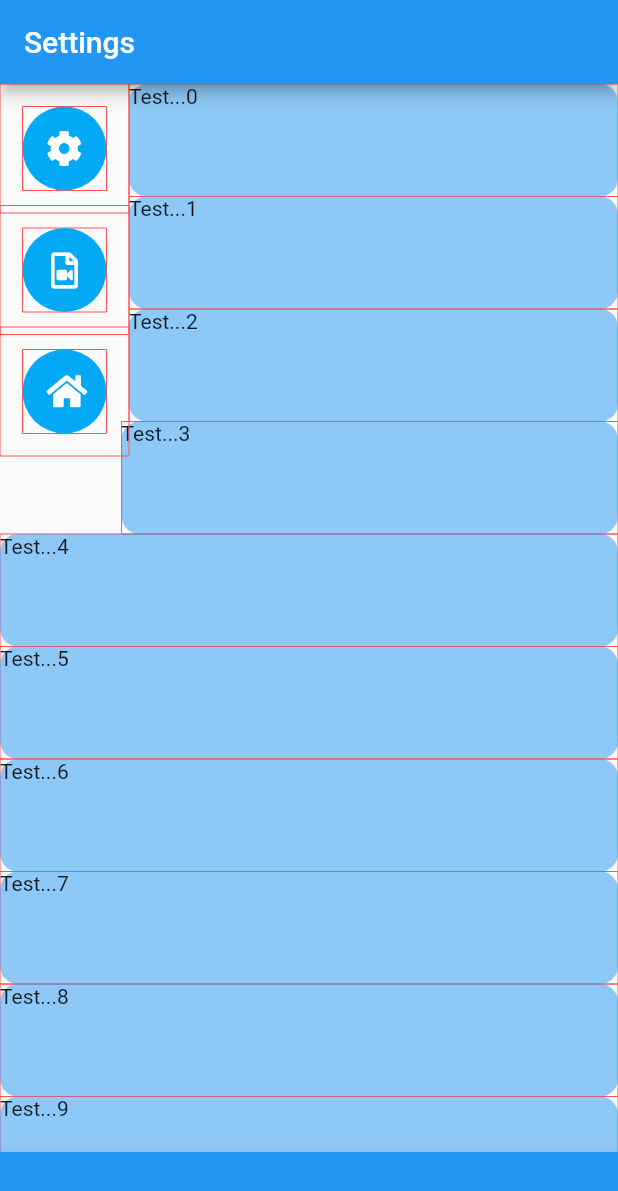
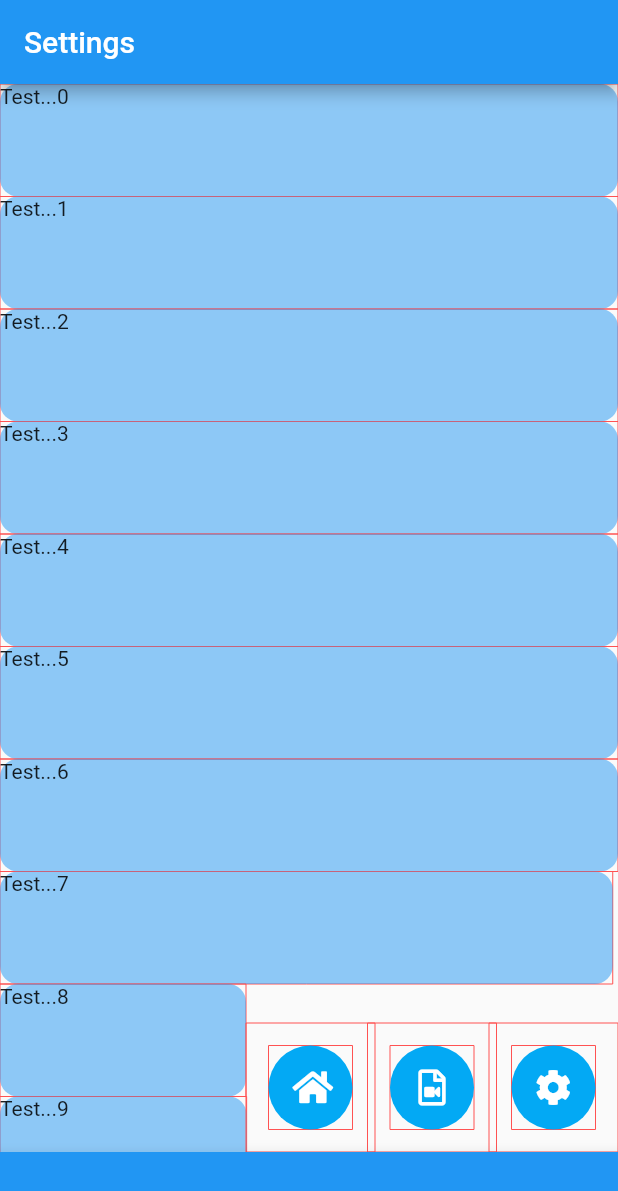
Before and after one commit to BigDeeEss/bu1_kar_kam, a Flutter app: the screen it shows after launch, after a tap on an icon or button, on a phone screen of 412 x 824 dp. Shown: the top 1191 px of the screen. Run offline on Flutter 3.47's test engine with Material 2 defaults, Android fonts, the phone set to English and light mode, and no system bars; our stand-ins replace font_awesome_flutter.

Commit message:
SettingsPageListTile scrolls around ButtonArray for all buttonAlignments and buttonAxis settings in AppSettings.

```diff
--- a/lib/app_settings.dart
+++ b/lib/app_settings.dart
@@ -10,13 +10,13 @@ class AppSettings {
   /// [buttonAlignment] defines the anchor point for button placement
   /// in ButtonArray class.
   // static Alignment buttonAlignment = Alignment.bottomLeft;
-  // static Alignment buttonAlignment = Alignment.bottomRight;
-  static Alignment buttonAlignment = Alignment.topLeft;
+  static Alignment buttonAlignment = Alignment.bottomRight;
+  // static Alignment buttonAlignment = Alignment.topLeft;
   // static Alignment buttonAlignment = Alignment.topRight;
 
   /// [buttonAxis] sets the button axis in ButtonArray.
-  // static Axis buttonAxis = Axis.horizontal;
-  static Axis buttonAxis = Axis.vertical;
+  static Axis buttonAxis = Axis.horizontal;
+  // static Axis buttonAxis = Axis.vertical;
 
   /// [buttonPadding] defines the padding surrounding each button.
   static EdgeInsetsDirectional buttonPadding =
--- a/lib/settings_page_contents.dart
+++ b/lib/settings_page_contents.dart
@@ -63,7 +63,7 @@ class _SettingsPageContentsState extends State<SettingsPageContents> {
     ];
 
     return DataNotifier(
-      key: ValueKey('scrollController'),
+      key: ValueKey('scrollPosition'),
       data: scrollPositionNotifier,
       child: ListView.builder(
         controller: scrollController,
--- a/lib/settings_page_list_tile.dart
+++ b/lib/settings_page_list_tile.dart
@@ -4,6 +4,7 @@ import 'package:flutter/material.dart';
 
 //  Import project-specific files.
 import 'package:kar_kam/app_settings.dart';
+import 'package:kar_kam/lib/alignment_extension.dart';
 import 'package:kar_kam/lib/data_notifier.dart';
 import 'package:kar_kam/lib/rect_extension.dart';
 
@@ -54,7 +55,7 @@ class SettingsPageListTile extends StatelessWidget {
 
   /// Getter for [centralConstrRect].
   Rect? get centralConstructionRect {
-  //  Inflates [guestRect] to a new height centered on the original.
+    //  Inflates [guestRect] to a new height centered on the original.
     return guestRect?.inflateToHeight(math.max(0.0,
         guestRect != null ? guestRect!.height - guestRect!.shortestSide : 0.0));
   }
@@ -145,13 +146,14 @@ class SettingsPageListTile extends StatelessWidget {
     assert(
         a * a + b * b - 2 * r * a >= 0,
         'SettingsPageListTile, getDeltaXFromPosition: '
-            'error, complex number generated by square root.');
+        'error, complex number generated by square root.');
 
     //  The negative square root is taken as otherwise, with (a,b) = (2r,r),
     //  the positive root implies a vertical line segment with yCrit < 0.
     double xCrit =
         (a * a + b * b - r * a - b * math.sqrt(a * a + b * b - 2 * r * a)) *
-            r / (b * b + (a - r) * (a - r));
+            r /
+            (b * b + (a - r) * (a - r));
 
     //  To get yCrit invert the equation of a circle,
     //      (x - r)^2 + (y - 0)^2 = r^2.
@@ -192,18 +194,17 @@ class SettingsPageListTile extends StatelessWidget {
       assert(
           false,
           'SettingsPageListTile, getDeltaXFromPosition: '
-              'error, invalid y-value.');
+          'error, invalid y-value.');
     }
     return deltaX ?? 0.0;
   }
 
   @override
   Widget build(BuildContext context) {
-    //  Build [SettingsPageListTile] each time
-    //  [SettingsPageContents] is scrolled.
+    //  Build [SettingsPageListTile] each time the scroll position changes..
     return ValueListenableBuilder<double>(
       valueListenable:
-          DataNotifier.of(context, ValueKey('scrollController')).data,
+          DataNotifier.of(context, ValueKey('scrollPosition')).data,
       builder: (BuildContext context, double value, __) {
         return Container(
           //  Draw bounding box around [SettingsPageListTile].
@@ -212,7 +213,9 @@ class SettingsPageListTile extends StatelessWidget {
                 ? Border.all(width: 0.0, color: Colors.redAccent)
                 : null,
           ),
-          margin: EdgeInsets.only(left: getDeltaX(value)),
+          margin: AppSettings.buttonAlignment.isLeft
+              ? EdgeInsets.only(left: getDeltaX(value))
+              : EdgeInsets.only(right: getDeltaX(value)),
           height: height,
           child: Container(
             key: UniqueKey(),
```
